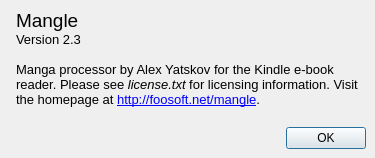
The window that mangle/ui/about.ui (FooSoft/mangle) describes before a commit, drawn with Qt 5.
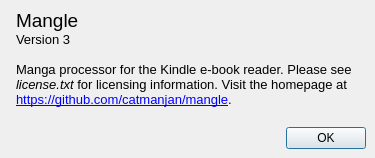
The same window after the commit. Icons and pictures are not drawn.

What changed in the file:
```diff
--- a/mangle/ui/about.ui
+++ b/mangle/ui/about.ui
@@ -49,9 +49,9 @@
 p, li { white-space: pre-wrap; }
 &lt;/style&gt;&lt;/head&gt;&lt;body style=&quot; font-family:'Sans Serif'; font-size:10pt; font-weight:400; font-style:normal;&quot;&gt;
 &lt;p style=&quot; margin-top:0px; margin-bottom:0px; margin-left:0px; margin-right:0px; -qt-block-indent:0; text-indent:0px;&quot;&gt;&lt;span style=&quot; font-family:'Sans'; font-size:14pt;&quot;&gt;Mangle&lt;/span&gt;&lt;/p&gt;
-&lt;p style=&quot; margin-top:0px; margin-bottom:0px; margin-left:0px; margin-right:0px; -qt-block-indent:0; text-indent:0px;&quot;&gt;&lt;span style=&quot; font-family:'Sans';&quot;&gt;Version 2.3&lt;/span&gt;&lt;/p&gt;
+&lt;p style=&quot; margin-top:0px; margin-bottom:0px; margin-left:0px; margin-right:0px; -qt-block-indent:0; text-indent:0px;&quot;&gt;&lt;span style=&quot; font-family:'Sans';&quot;&gt;Version 3&lt;/span&gt;&lt;/p&gt;
 &lt;p style=&quot;-qt-paragraph-type:empty; margin-top:0px; margin-bottom:0px; margin-left:0px; margin-right:0px; -qt-block-indent:0; text-indent:0px; font-family:'Sans';&quot;&gt;&lt;/p&gt;
-&lt;p style=&quot; margin-top:0px; margin-bottom:0px; margin-left:0px; margin-right:0px; -qt-block-indent:0; text-indent:0px;&quot;&gt;&lt;span style=&quot; font-family:'Sans';&quot;&gt;Manga processor by Alex Yatskov for the Kindle e-book reader. Please see &lt;/span&gt;&lt;span style=&quot; font-family:'Sans'; font-style:italic;&quot;&gt;license.txt&lt;/span&gt;&lt;span style=&quot; font-family:'Sans';&quot;&gt; for licensing information. Visit the homepage at &lt;/span&gt;&lt;a href=&quot;http://foosoft.net/mangle&quot;&gt;&lt;span style=&quot; font-family:'Sans'; text-decoration: underline; color:#0000ff;&quot;&gt;http://foosoft.net/mangle&lt;/span&gt;&lt;/a&gt;&lt;span style=&quot; font-family:'Sans';&quot;&gt;.&lt;/span&gt;&lt;/p&gt;&lt;/body&gt;&lt;/html&gt;</string>
+&lt;p style=&quot; margin-top:0px; margin-bottom:0px; margin-left:0px; margin-right:0px; -qt-block-indent:0; text-indent:0px;&quot;&gt;&lt;span style=&quot; font-family:'Sans';&quot;&gt;Manga processor for the Kindle e-book reader. Please see &lt;/span&gt;&lt;span style=&quot; font-family:'Sans'; font-style:italic;&quot;&gt;license.txt&lt;/span&gt;&lt;span style=&quot; font-family:'Sans';&quot;&gt; for licensing information. Visit the homepage at &lt;/span&gt;&lt;a href=&quot;https://github.com/catmanjan/mangle&quot;&gt;&lt;span style=&quot; font-family:'Sans'; text-decoration: underline; color:#0000ff;&quot;&gt;https://github.com/catmanjan/mangle&lt;/span&gt;&lt;/a&gt;&lt;span style=&quot; font-family:'Sans';&quot;&gt;.&lt;/span&gt;&lt;/p&gt;&lt;/body&gt;&lt;/html&gt;</string>
        </property>
        <property name="wordWrap">
         <bool>true</bool>
```
